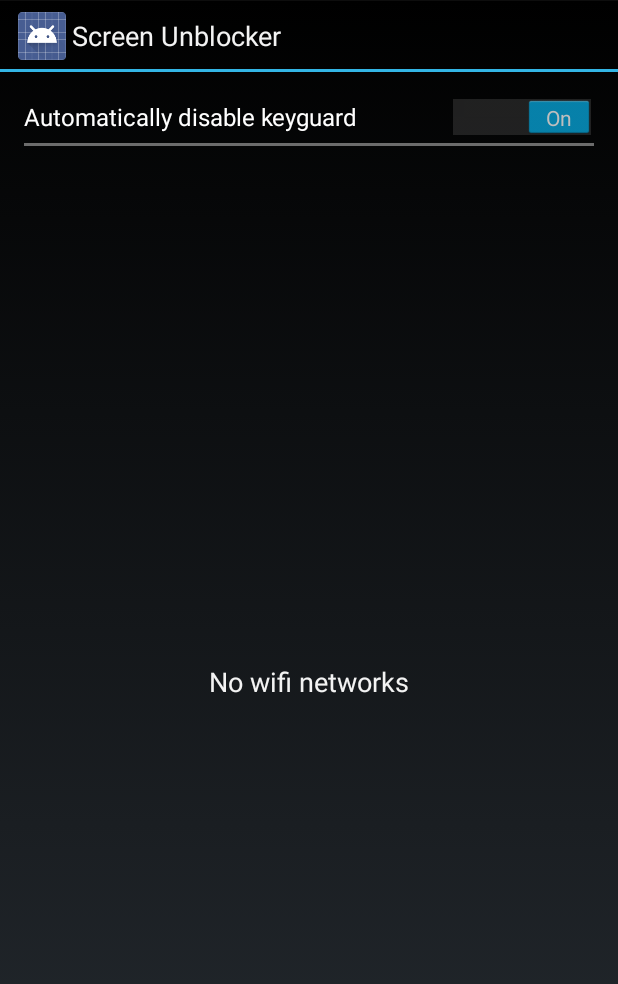
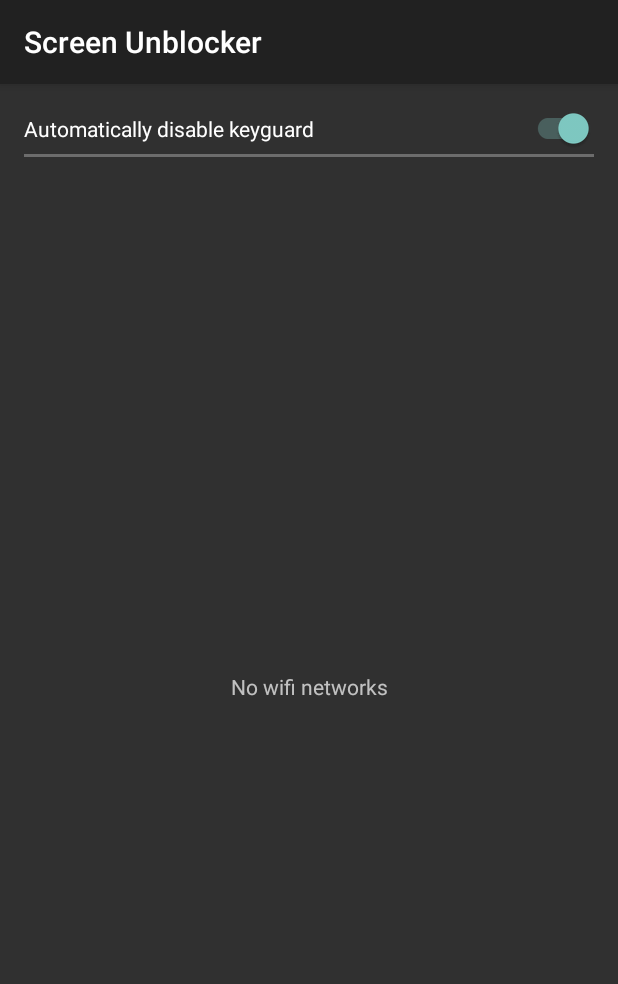
Before and after one commit to cabelitos/ScreenUnblocker, an Android app: the screen it shows after launch (MainActivity), on a phone screen of 412 x 824 dp. Shown: the top 984 px of the screen. Run offline under Robolectric (Android 15) with nearby library versions, the phone set to English and light mode, and no system bars.

Commit message:
Use AppCompat theme

```diff
--- a/app/src/main/AndroidManifest.xml
+++ b/app/src/main/AndroidManifest.xml
@@ -14,7 +14,6 @@
         android:label="@string/app_name"
         android:theme="@style/AppTheme" >
         <activity
-            android:theme="@android:style/Theme.Holo"
             android:name=".MainActivity"
             android:label="@string/app_name" >
             <intent-filter>
--- a/app/src/main/java/com/iscaro/screenunblocker/MainActivity.java
+++ b/app/src/main/java/com/iscaro/screenunblocker/MainActivity.java
@@ -11,13 +11,13 @@ import android.net.wifi.ScanResult;
 import android.net.wifi.WifiManager;
 import android.os.Bundle;
 import android.os.Handler;
-import android.support.v4.app.FragmentActivity;
 import android.support.v4.app.LoaderManager;
 import android.support.v4.content.Loader;
+import android.support.v7.app.ActionBarActivity;
+import android.support.v7.widget.SwitchCompat;
 import android.util.Log;
 import android.widget.CompoundButton;
 import android.widget.ListView;
-import android.widget.Switch;
 
 import com.iscaro.screenunblocker.provider.ScreenUnblockerContentProvider;
 import com.iscaro.screenunblocker.provider.WifiNetwork;
@@ -25,7 +25,7 @@ import com.iscaro.screenunblocker.provider.WifiNetwork;
 import java.util.List;
 
 
-public class MainActivity extends FragmentActivity implements LoaderManager.LoaderCallbacks<Cursor> {
+public class MainActivity extends ActionBarActivity implements LoaderManager.LoaderCallbacks<Cursor> {
 
     private class WifiScanReceiver extends BroadcastReceiver {
         @Override
@@ -108,7 +108,7 @@ public class MainActivity extends FragmentActivity implements LoaderManager.Load
                     }
                 });
         list.setAdapter(mAdapter);
-        Switch s = (Switch)findViewById(R.id.switch_enable);
+        SwitchCompat s = (SwitchCompat)findViewById(R.id.switch_enable);
         boolean enabled = ScreenUnblockerService.isServiceEnabled(this);
         s.setChecked(enabled);
         s.setOnCheckedChangeListener(new CompoundButton.OnCheckedChangeListener() {
--- a/app/src/main/java/com/iscaro/screenunblocker/WifiNetworkAdapter.java
+++ b/app/src/main/java/com/iscaro/screenunblocker/WifiNetworkAdapter.java
@@ -58,7 +58,7 @@ public class WifiNetworkAdapter extends BaseAdapter {
         mListItem = listItem;
         mComparator = new WifiNetwork.WifiNetworkComparator();
         mNetworks = new ArrayList<WifiNetwork>();
-        mContext = context.getApplicationContext();
+        mContext = context;
         mOnCheckedChangedListener = onCheckedChangedListener;
     }
 
--- a/app/src/main/res/layout/activity_main.xml
+++ b/app/src/main/res/layout/activity_main.xml
@@ -9,7 +9,7 @@
     android:paddingBottom="@dimen/activity_vertical_margin"
     tools:context=".MainActivity">
 
-    <Switch
+    <android.support.v7.widget.SwitchCompat
         android:id="@+id/switch_enable"
         android:text="@string/automatically_disable"
         android:textOn="@string/on"
@@ -33,7 +33,6 @@
     <TextView
         android:textAlignment="gravity"
         android:gravity="center"
-        android:textAppearance="@android:style/TextAppearance.Holo.Medium"
         android:id="@android:id/empty"
         android:text="@string/no_networks"
         android:layout_width="match_parent"
--- a/app/src/main/res/values-w820dp/dimens.xml
+++ /dev/null
@@ -1,6 +0,0 @@
-<resources>
-    <!-- Example customization of dimensions originally defined in res/values/dimens.xml
-         (such as screen margins) for screens with more than 820dp of available width. This
-         would include 7" and 10" devices in landscape (~960dp and ~1280dp respectively). -->
-    <dimen name="activity_horizontal_margin">64dp</dimen>
-</resources>
--- a/app/src/main/res/values/styles.xml
+++ b/app/src/main/res/values/styles.xml
@@ -1,8 +1,4 @@
 <resources>
-
-    <!-- Base application theme. -->
-    <style name="AppTheme" parent="android:Theme.Holo.Light.DarkActionBar">
-        <!-- Customize your theme here. -->
+    <style name="AppTheme" parent="Theme.AppCompat">
     </style>
-
 </resources>
```
Also changed, not shown: app/build.gradle (+6 -5 lines), 1 other file.
